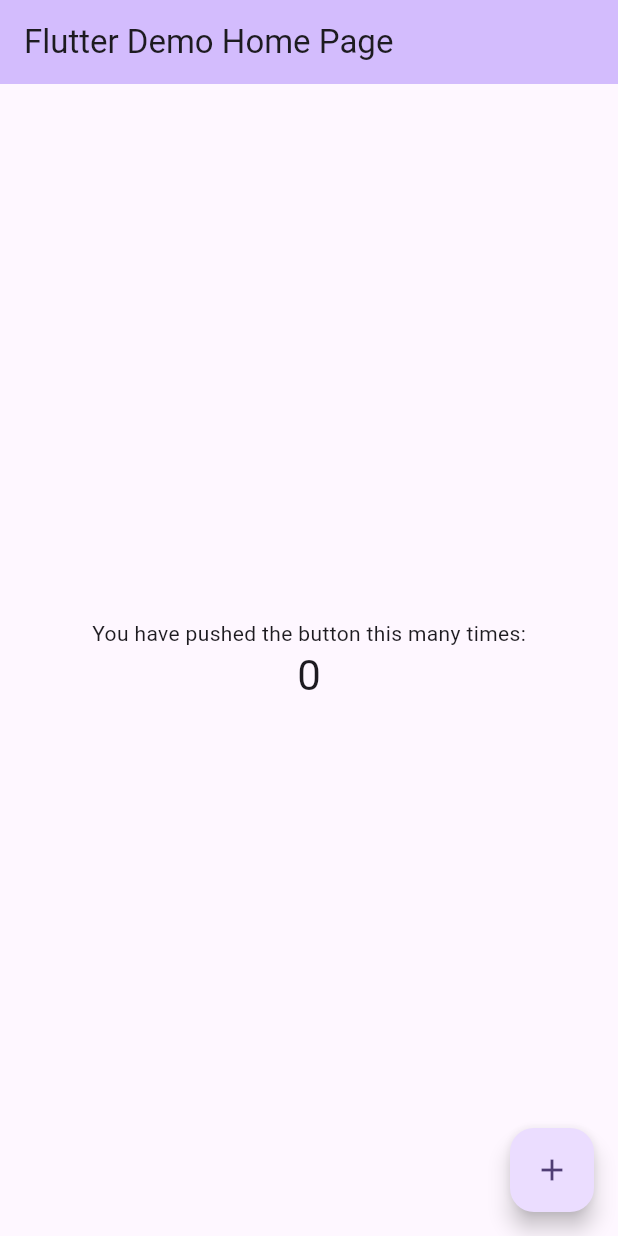
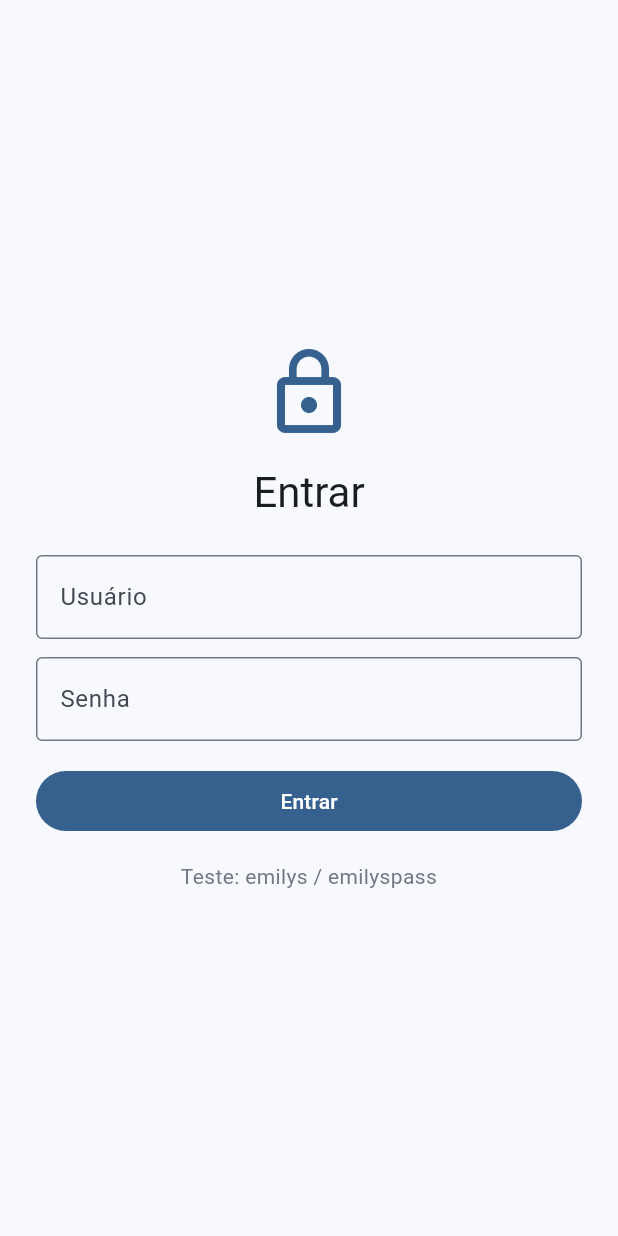
Before and after one commit to fwrnandaaa/atividade_jwt, a Flutter app: the screen it shows after launch, on a phone screen of 412 x 824 dp. Run offline on Flutter 3.47's test engine with Material 3 defaults, Android fonts, the phone set to English and light mode, and no system bars; our stand-ins replace flutter_secure_storage, shared_preferences.

Commit message:
Implementa app Flutter com autenticação JWT (login, secure storage e consulta protegida)

```diff
--- a/lib/main.dart
+++ b/lib/main.dart
@@ -1,121 +1,31 @@
 import 'package:flutter/material.dart';
+import 'pages/splash_page.dart';
+import 'services/prefs_service.dart';
 
-void main() {
+Future<void> main() async {
+  WidgetsFlutterBinding.ensureInitialized();
+  await PrefsService.carregarTema();
   runApp(const MyApp());
 }
 
 class MyApp extends StatelessWidget {
   const MyApp({super.key});
 
-  // This widget is the root of your application.
   @override
   Widget build(BuildContext context) {
-    return MaterialApp(
-      title: 'Flutter Demo',
-      theme: ThemeData(
-        // This is the theme of your application.
-        //
-        // TRY THIS: Try running your application with "flutter run". You'll see
-        // the application has a purple toolbar. Then, without quitting the app,
-        // try changing the seedColor in the colorScheme below to Colors.green
-        // and then invoke "hot reload" (save your changes or press the "hot
-        // reload" button in a Flutter-supported IDE, or press "r" if you used
-        // the command line to start the app).
-        //
-        // Notice that the counter didn't reset back to zero; the application
-        // state is not lost during the reload. To reset the state, use hot
-        // restart instead.
-        //
-        // This works for code too, not just values: Most code changes can be
-        // tested with just a hot reload.
-        colorScheme: .fromSeed(seedColor: Colors.deepPurple),
-      ),
-      home: const MyHomePage(title: 'Flutter Demo Home Page'),
-    );
-  }
-}
-
-class MyHomePage extends StatefulWidget {
-  const MyHomePage({super.key, required this.title});
-
-  // This widget is the home page of your application. It is stateful, meaning
-  // that it has a State object (defined below) that contains fields that affect
-  // how it looks.
-
-  // This class is the configuration for the state. It holds the values (in this
-  // case the title) provided by the parent (in this case the App widget) and
-  // used by the build method of the State. Fields in a Widget subclass are
-  // always marked "final".
-
-  final String title;
-
-  @override
-  State<MyHomePage> createState() => _MyHomePageState();
-}
-
-class _MyHomePageState extends State<MyHomePage> {
-  int _counter = 0;
-
-  void _incrementCounter() {
-    setState(() {
-      // This call to setState tells the Flutter framework that something has
-      // changed in this State, which causes it to rerun the build method below
-      // so that the display can reflect the updated values. If we changed
-      // _counter without calling setState(), then the build method would not be
-      // called again, and so nothing would appear to happen.
-      _counter++;
-    });
-  }
-
-  @override
-  Widget build(BuildContext context) {
-    // This method is rerun every time setState is called, for instance as done
-    // by the _incrementCounter method above.
-    //
-    // The Flutter framework has been optimized to make rerunning build methods
-    // fast, so that you can just rebuild anything that needs updating rather
-    // than having to individually change instances of widgets.
-    return Scaffold(
-      appBar: AppBar(
-        // TRY THIS: Try changing the color here to a specific color (to
-        // Colors.amber, perhaps?) and trigger a hot reload to see the AppBar
-        // change color while the other colors stay the same.
-        backgroundColor: Theme.of(context).colorScheme.inversePrimary,
-        // Here we take the value from the MyHomePage object that was created by
-        // the App.build method, and use it to set our appbar title.
-        title: Text(widget.title),
-      ),
-      body: Center(
-        // Center is a layout widget. It takes a single child and positions it
-        // in the middle of the parent.
-        child: Column(
-          // Column is also a layout widget. It takes a list of children and
-          // arranges them vertically. By default, it sizes itself to fit its
-          // children horizontally, and tries to be as tall as its parent.
-          //
-          // Column has various properties to control how it sizes itself and
-          // how it positions its children. Here we use mainAxisAlignment to
-          // center the children vertically; the main axis here is the vertical
-          // axis because Columns are vertical (the cross axis would be
-          // horizontal).
-          //
-          // TRY THIS: Invoke "debug painting" (choose the "Toggle Debug Paint"
-          // action in the IDE, or press "p" in the console), to see the
-          // wireframe for each widget.
-          mainAxisAlignment: .center,
-          children: [
-            const Text('You have pushed the button this many times:'),
-            Text(
-              '$_counter',
-              style: Theme.of(context).textTheme.headlineMedium,
-            ),
-          ],
+    return ValueListenableBuilder<ThemeMode>(
+      valueListenable: PrefsService.tema,
+      builder: (_, modo, __) => MaterialApp(
+        debugShowCheckedModeBanner: false,
+        title: 'Atividade JWT',
+        themeMode: modo,
+        theme: ThemeData(colorSchemeSeed: Colors.blue, useMaterial3: true),
+        darkTheme: ThemeData(
+          colorSchemeSeed: Colors.blue,
+          brightness: Brightness.dark,
+          useMaterial3: true,
         ),
-      ),
-      floatingActionButton: FloatingActionButton(
-        onPressed: _incrementCounter,
-        tooltip: 'Increment',
-        child: const Icon(Icons.add),
+        home: const SplashPage(),
       ),
     );
   }
--- /dev/null
+++ b/lib/pages/login_page.dart
@@ -0,0 +1,128 @@
+import 'package:flutter/material.dart';
+import '../errors/app_exceptions.dart';
+import '../services/auth_service.dart';
+import '../services/prefs_service.dart';
+import 'lista_page.dart';
+
+class LoginPage extends StatefulWidget {
+  /// Mensagem exibida ao chegar aqui (ex.: "Sessão expirada").
+  final String? mensagem;
+  const LoginPage({super.key, this.mensagem});
+
+  @override
+  State<LoginPage> createState() => _LoginPageState();
+}
+
+class _LoginPageState extends State<LoginPage> {
+  final _usuario = TextEditingController();
+  final _senha = TextEditingController();
+  final _auth = AuthService();
+  bool _carregando = false;
+  String? _erro;
+
+  @override
+  void initState() {
+    super.initState();
+    _erro = widget.mensagem;
+    // SharedPreferences: apenas o nome de usuário (nunca a senha).
+    PrefsService.lerUltimoUsuario().then((u) {
+      if (u != null && mounted) _usuario.text = u;
+    });
+  }
+
+  @override
+  void dispose() {
+    _usuario.dispose();
+    _senha.dispose();
+    super.dispose();
+  }
+
+  Future<void> _entrar() async {
+    setState(() {
+      _carregando = true;
+      _erro = null;
+    });
+    try {
+      await _auth.login(_usuario.text.trim(), _senha.text);
+      await PrefsService.salvarUltimoUsuario(_usuario.text.trim());
+      if (!mounted) return;
+      Navigator.of(context).pushReplacement(
+          MaterialPageRoute(builder: (_) => const ListaPage()));
+    } on AppException catch (e) {
+      if (!mounted) return;
+      setState(() {
+        _erro = e.message;
+        _carregando = false;
+      });
+    }
+  }
+
+  @override
+  Widget build(BuildContext context) {
+    final cores = Theme.of(context).colorScheme;
+    return Scaffold(
+      body: SafeArea(
+        child: Center(
+          child: SingleChildScrollView(
+            padding: const EdgeInsets.all(24),
+            child: ConstrainedBox(
+              constraints: const BoxConstraints(maxWidth: 400),
+              child: Column(
+                mainAxisSize: MainAxisSize.min,
+                crossAxisAlignment: CrossAxisAlignment.stretch,
+                children: [
+                  Icon(Icons.lock_outline, size: 64, color: cores.primary),
+                  const SizedBox(height: 16),
+                  Text('Entrar',
+                      textAlign: TextAlign.center,
+                      style: Theme.of(context).textTheme.headlineMedium),
+                  const SizedBox(height: 24),
+                  TextField(
+                    controller: _usuario,
+                    decoration: const InputDecoration(
+                      labelText: 'Usuário',
+                      border: OutlineInputBorder(),
+                    ),
+                  ),
+                  const SizedBox(height: 12),
+                  TextField(
+                    controller: _senha,
+                    obscureText: true,
+                    decoration: const InputDecoration(
+                      labelText: 'Senha',
+                      border: OutlineInputBorder(),
+                    ),
+                    onSubmitted: (_) => _carregando ? null : _entrar(),
+                  ),
+                  if (_erro != null) ...[
+                    const SizedBox(height: 12),
+                    Text(_erro!,
+                        textAlign: TextAlign.center,
+                        style: TextStyle(color: cores.error)),
+                  ],
+                  const SizedBox(height: 16),
+                  FilledButton(
+                    onPressed: _carregando ? null : _entrar,
+                    child: _carregando
+                        ? const SizedBox(
+                      height: 20,
+                      width: 20,
+                      child: CircularProgressIndicator(strokeWidth: 2),
+                    )
+                        : const Text('Entrar'),
+                  ),
+                  const SizedBox(height: 16),
+                  Text(
+                    'Teste: emilys / emilyspass',
+                    textAlign: TextAlign.center,
+                    style: TextStyle(color: cores.outline),
+                  ),
+                ],
+              ),
+            ),
+          ),
+        ),
+      ),
+    );
+  }
+}
--- /dev/null
+++ b/lib/services/prefs_service.dart
@@ -0,0 +1,54 @@
+import 'package:flutter/material.dart';
+import 'package:shared_preferences/shared_preferences.dart';
+
+/// SharedPreferences: SOMENTE dados não sensíveis
+/// (tema, último usuário digitado, última pesquisa).
+/// NUNCA guardar senha ou token aqui (texto plano no dispositivo).
+class PrefsService {
+  static const _kTema = 'tema_escuro';
+  static const _kUsuario = 'ultimo_usuario';
+  static const _kBusca = 'ultima_pesquisa';
+
+  /// Guarda o tema atual. A tela "escuta" esse valor e se redesenha
+  /// sozinha quando ele muda.
+  static final ValueNotifier<ThemeMode> tema = ValueNotifier(ThemeMode.light);
+
+  /// Lê o tema salvo (chamado uma vez ao abrir o app).
+  static Future<void> carregarTema() async {
+    try {
+      final p = await SharedPreferences.getInstance();
+      tema.value =
+      (p.getBool(_kTema) ?? false) ? ThemeMode.dark : ThemeMode.light;
+    } catch (_) {}
+  }
+
+  /// Troca claro <-> escuro e salva a escolha.
+  static Future<void> alternarTema() async {
+    final escuro = tema.value == ThemeMode.light;
+    tema.value = escuro ? ThemeMode.dark : ThemeMode.light;
+    try {
+      final p = await SharedPreferences.getInstance();
+      await p.setBool(_kTema, escuro);
+    } catch (_) {}
+  }
+
+  static Future<String?> lerUltimoUsuario() => _ler(_kUsuario);
+  static Future<void> salvarUltimoUsuario(String v) => _salvar(_kUsuario, v);
+
+  static Future<String?> lerUltimaPesquisa() => _ler(_kBusca);
+  static Future<void> salvarUltimaPesquisa(String v) => _salvar(_kBusca, v);
+
+  static Future<String?> _ler(String chave) async {
+    try {
+      return (await SharedPreferences.getInstance()).getString(chave);
+    } catch (_) {
+      return null;
+    }
+  }
+
+  static Future<void> _salvar(String chave, String valor) async {
+    try {
+      await (await SharedPreferences.getInstance()).setString(chave, valor);
+    } catch (_) {}
+  }
+}
```
Also changed, not shown: lib/pages/lista_page.dart (added, +190 -0 lines), lib/pages/splash_page.dart (added, +41 -0 lines), lib/services/api_service.dart (added, +49 -0 lines), lib/services/auth_service.dart (added, +52 -0 lines), lib/services/http_helper.dart (added, +24 -0 lines), 1 other file.
